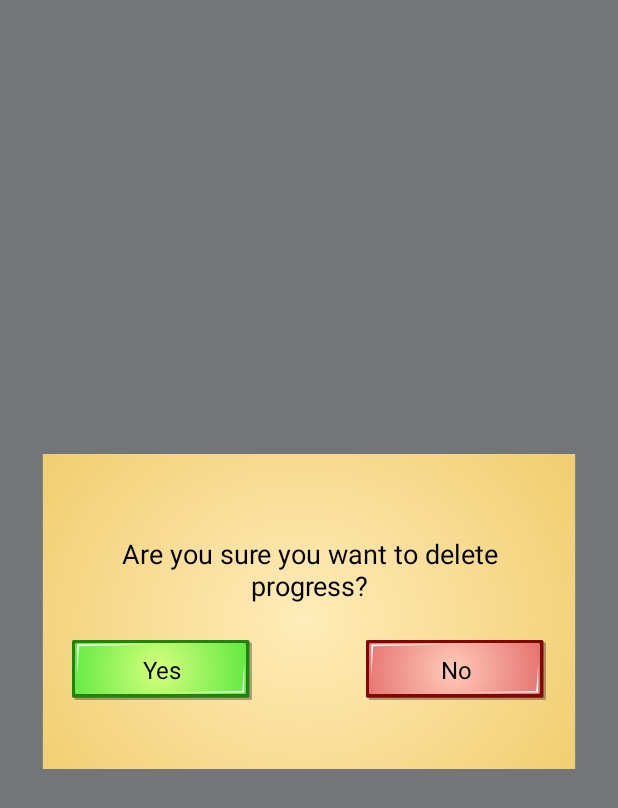
After one commit to yunus-atmaca/SportsQuizPuzzle, an Android app: the layout modal.xml on its own in the app's theme, with its tools: preview values and no code run, on a phone screen of 412 x 824 dp. The commit adds this screen. Shown: the top 808 px of the screen. Run offline under Robolectric (Android 15) with nearby library versions, the phone set to English and light mode, and no system bars.

Commit message:
add modal

```diff
--- a/app/build.gradle
+++ b/app/build.gradle
@@ -10,8 +10,8 @@ android {
         applicationId "com.sportsquizpuzzle"
         minSdkVersion 21
         targetSdkVersion 30
-        versionCode 3
-        versionName "1.1.1"
+        versionCode 4
+        versionName "1.1.2"
 
         testInstrumentationRunner "androidx.test.runner.AndroidJUnitRunner"
     }
--- a/app/src/main/java/com/sportsquizpuzzle/utils/Constants.java
+++ b/app/src/main/java/com/sportsquizpuzzle/utils/Constants.java
@@ -5,6 +5,7 @@ public class Constants {
     public static final String KEY_SOUND = "Sound";
     public static final String KEY_MUSIC = "Music";
     public static final String KEY_LANGUAGE = "Language";
+    public static final String KEY_CURRENT_LEVEL = "CurrentLevel";
 
     public static final String LAN_ENG = "eng";
     public static final String LAN_RU = "ru";
--- /dev/null
+++ b/app/src/main/res/drawable/ic_modal_background.xml
@@ -0,0 +1,20 @@
+<vector xmlns:android="http://schemas.android.com/apk/res/android"
+    xmlns:aapt="http://schemas.android.com/aapt"
+    android:width="320dp"
+    android:height="218dp"
+    android:viewportWidth="320"
+    android:viewportHeight="218">
+  <path
+      android:pathData="M316,0H4V210H316V0Z">
+    <aapt:attr name="android:fillColor">
+      <gradient
+          android:gradientRadius="186.388"
+          android:centerX="156.934"
+          android:centerY="111.307"
+          android:type="radial">
+        <item android:offset="0" android:color="#FFFFECB9"/>
+        <item android:offset="1" android:color="#FFF1CE71"/>
+      </gradient>
+    </aapt:attr>
+  </path>
+</vector>
--- /dev/null
+++ b/app/src/main/res/drawable/no_background.xml
@@ -0,0 +1,33 @@
+<vector xmlns:android="http://schemas.android.com/apk/res/android"
+    xmlns:aapt="http://schemas.android.com/aapt"
+    android:width="120dp"
+    android:height="40dp"
+    android:viewportWidth="120"
+    android:viewportHeight="40">
+  <path
+      android:pathData="M2.69,1.538L119,1.538A1,1 0,0 1,120 2.538L120,39A1,1 0,0 1,119 40L2.69,40A1,1 0,0 1,1.69 39L1.69,2.538A1,1 0,0 1,2.69 1.538z"
+      android:fillColor="#000000"
+      android:fillAlpha="0.3"/>
+  <path
+      android:pathData="M1,0L117.31,0A1,1 0,0 1,118.31 1L118.31,37.461A1,1 0,0 1,117.31 38.461L1,38.461A1,1 0,0 1,0 37.461L0,1A1,1 0,0 1,1 0z"
+      android:fillColor="#810605"/>
+  <path
+      android:pathData="M3,2L115,2A1,1 0,0 1,116 3L116,35A1,1 0,0 1,115 36L3,36A1,1 0,0 1,2 35L2,3A1,1 0,0 1,3 2z">
+    <aapt:attr name="android:fillColor">
+      <gradient
+          android:gradientRadius="68.1034"
+          android:centerX="57.8799"
+          android:centerY="20.0211"
+          android:type="radial">
+        <item android:offset="0" android:color="#FFFFCAB9"/>
+        <item android:offset="1" android:color="#FFE26868"/>
+      </gradient>
+    </aapt:attr>
+  </path>
+  <path
+      android:pathData="M3.535,24V3H51.704L4.747,4.09L3.535,24Z"
+      android:fillColor="#ffffff"/>
+  <path
+      android:pathData="M114.775,16L114.775,35L66.606,35L113.563,34.014L114.775,16Z"
+      android:fillColor="#ffffff"/>
+</vector>
--- /dev/null
+++ b/app/src/main/res/drawable/yes_background.xml
@@ -0,0 +1,33 @@
+<vector xmlns:android="http://schemas.android.com/apk/res/android"
+    xmlns:aapt="http://schemas.android.com/aapt"
+    android:width="120dp"
+    android:height="40dp"
+    android:viewportWidth="120"
+    android:viewportHeight="40">
+  <path
+      android:pathData="M2.69,1.538L119,1.538A1,1 0,0 1,120 2.538L120,39A1,1 0,0 1,119 40L2.69,40A1,1 0,0 1,1.69 39L1.69,2.538A1,1 0,0 1,2.69 1.538z"
+      android:fillColor="#000000"
+      android:fillAlpha="0.3"/>
+  <path
+      android:pathData="M1,0L117.31,0A1,1 0,0 1,118.31 1L118.31,37.461A1,1 0,0 1,117.31 38.461L1,38.461A1,1 0,0 1,0 37.461L0,1A1,1 0,0 1,1 0z"
+      android:fillColor="#228210"/>
+  <path
+      android:pathData="M3,2L115,2A1,1 0,0 1,116 3L116,35A1,1 0,0 1,115 36L3,36A1,1 0,0 1,2 35L2,3A1,1 0,0 1,3 2z">
+    <aapt:attr name="android:fillColor">
+      <gradient
+          android:gradientRadius="68.1034"
+          android:centerX="57.8799"
+          android:centerY="20.0211"
+          android:type="radial">
+        <item android:offset="0" android:color="#FFD5FF7C"/>
+        <item android:offset="1" android:color="#FF53E63B"/>
+      </gradient>
+    </aapt:attr>
+  </path>
+  <path
+      android:pathData="M3.535,24V3H51.704L4.747,4.09L3.535,24Z"
+      android:fillColor="#ffffff"/>
+  <path
+      android:pathData="M114.775,16L114.775,35L66.606,35L113.563,34.014L114.775,16Z"
+      android:fillColor="#ffffff"/>
+</vector>
--- /dev/null
+++ b/app/src/main/res/layout/modal.xml
@@ -0,0 +1,58 @@
+<?xml version="1.0" encoding="utf-8"?>
+<RelativeLayout xmlns:android="http://schemas.android.com/apk/res/android"
+    android:layout_width="match_parent"
+    android:layout_height="match_parent"
+    android:layout_gravity="center"
+    android:background="#B3373C3F"
+    android:gravity="center"
+    android:paddingHorizontal="24dp">
+
+    <androidx.appcompat.widget.LinearLayoutCompat
+        android:layout_width="match_parent"
+        android:layout_height="wrap_content"
+        android:background="@drawable/ic_modal_background"
+        android:orientation="vertical"
+        android:gravity="center"
+        android:paddingHorizontal="24dp">
+
+        <TextView
+            android:layout_width="match_parent"
+            android:id="@+id/message"
+            android:layout_height="wrap_content"
+            android:text="@string/remove_warning"
+            android:textAlignment="center"
+            android:textColor="@color/black"
+            android:textSize="18sp" />
+
+        <RelativeLayout
+            android:layout_width="match_parent"
+            android:layout_height="wrap_content"
+            android:layout_marginTop="24dp"
+            android:layout_gravity="center"
+            android:orientation="horizontal">
+            <TextView
+                android:layout_width="wrap_content"
+                android:layout_height="wrap_content"
+                android:background="@drawable/yes_background"
+                android:gravity="center"
+                android:id="@+id/yes"
+                android:text="@string/yes"
+                android:textAlignment="center"
+                android:textColor="@color/black"
+                android:textSize="16sp" />
+
+            <TextView
+                android:layout_width="wrap_content"
+                android:layout_height="wrap_content"
+                android:text="@string/no"
+                android:id="@+id/no"
+                android:gravity="center"
+                android:background="@drawable/no_background"
+                android:textColor="@color/black"
+                android:textAlignment="center"
+                android:layout_alignParentEnd="true"
+                android:textSize="16sp" />
+        </RelativeLayout>
+
+    </androidx.appcompat.widget.LinearLayoutCompat>
+</RelativeLayout>
--- a/app/src/main/res/values-night/themes.xml
+++ b/app/src/main/res/values-night/themes.xml
@@ -13,9 +13,4 @@
         <item name="android:statusBarColor" tools:targetApi="l">?attr/colorPrimaryVariant</item>
         <!-- Customize your theme here. -->
     </style>
-
-    <style name="SettingsAnim">
-        <item name="android:windowEnterAnimation">@anim/slide_up</item>
-        <item name="android:windowExitAnimation">@anim/slide_down</item>
-    </style>
 </resources>
--- a/app/src/main/res/values/strings.xml
+++ b/app/src/main/res/values/strings.xml
@@ -1,3 +1,7 @@
 <resources>
     <string name="app_name">SportsQuizPuzzle</string>
+
+    <string name="remove_warning">Are you sure you want to delete progress?</string>
+    <string name="yes">Yes</string>
+    <string name="no">No</string>
 </resources>
```
Also changed, not shown: app/src/main/java/com/sportsquizpuzzle/Settings.java (+28 -22 lines), app/src/main/java/com/sportsquizpuzzle/customViews/Modal.java (added, +89 -0 lines), app/src/main/res/anim/fade_in.xml (added, +7 -0 lines), app/src/main/res/anim/fade_out.xml (added, +7 -0 lines), app/src/main/res/values/themes.xml (+5 -6 lines).
